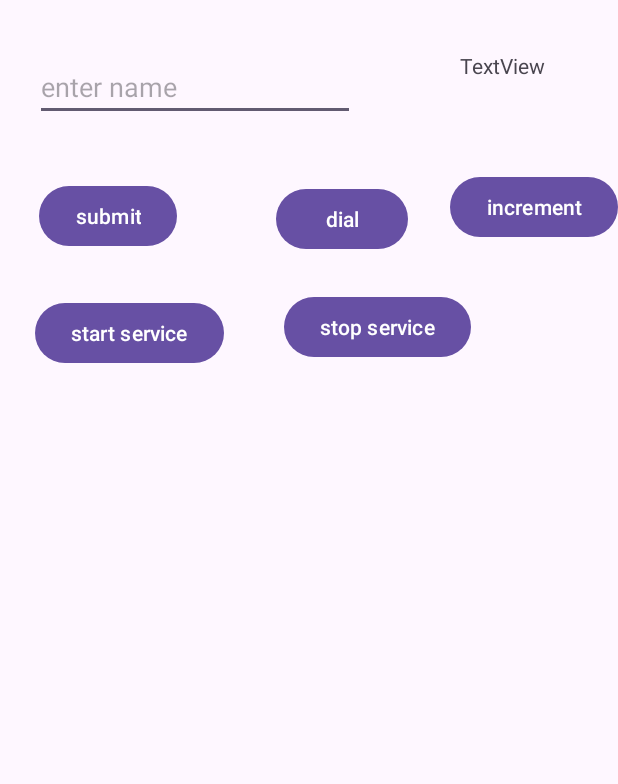
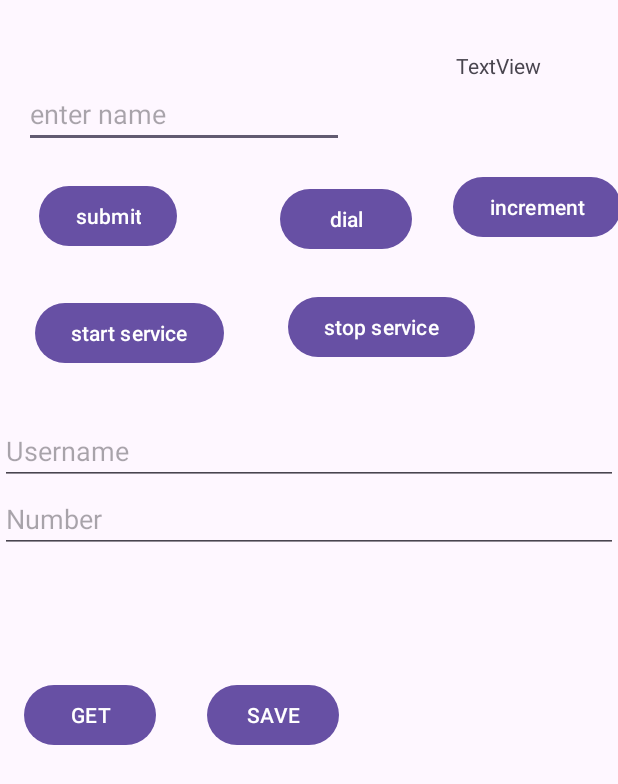
Before and after one commit to abdultanveer/boschyd, an Android app: the layout activity_main.xml on its own in the app's theme, with its tools: preview values and no code run, on a phone screen of 412 x 824 dp. Shown: the top 784 px of the screen. Run offline under Robolectric (Android 15) with nearby library versions, the phone set to English and light mode, and no system bars.

```diff
--- a/app/src/main/res/layout/activity_main.xml
+++ b/app/src/main/res/layout/activity_main.xml
@@ -11,8 +11,8 @@
         android:id="@+id/etName"
         android:layout_width="wrap_content"
         android:layout_height="wrap_content"
-        android:layout_marginStart="23dp"
-        android:layout_marginTop="35dp"
+        android:layout_marginStart="16dp"
+        android:layout_marginTop="53dp"
         android:ems="10"
         android:hint="enter name"
         android:inputType="text"
@@ -24,7 +24,7 @@
         android:layout_width="wrap_content"
         android:layout_height="wrap_content"
         android:layout_marginStart="26dp"
-        android:layout_marginTop="39dp"
+        android:layout_marginTop="21dp"
         android:onClick="handleClick"
         android:text="submit"
         app:layout_constraintStart_toStartOf="parent"
@@ -34,21 +34,21 @@
         android:id="@+id/tvResult"
         android:layout_width="wrap_content"
         android:layout_height="wrap_content"
-        android:layout_marginStart="70dp"
         android:layout_marginTop="34dp"
+        android:layout_marginEnd="51dp"
         android:text="TextView"
-        app:layout_constraintStart_toEndOf="@+id/etName"
+        app:layout_constraintEnd_toEndOf="parent"
         app:layout_constraintTop_toTopOf="parent" />
 
     <Button
         android:id="@+id/btnDial"
         android:layout_width="wrap_content"
         android:layout_height="wrap_content"
-        android:layout_marginStart="66dp"
-        android:layout_marginTop="41dp"
+        android:layout_marginTop="23dp"
+        android:layout_marginEnd="27dp"
         android:onClick="dialNo"
         android:text="dial"
-        app:layout_constraintStart_toEndOf="@+id/btnSubmit"
+        app:layout_constraintEnd_toStartOf="@+id/btnCount"
         app:layout_constraintTop_toBottomOf="@+id/etName" />
 
     <Button
@@ -81,5 +81,56 @@
         android:onClick="incrementCount"
         android:text="increment"
         app:layout_constraintBottom_toBottomOf="@+id/btnDial"
-        app:layout_constraintEnd_toEndOf="parent" />
+        app:layout_constraintEnd_toEndOf="parent"
+        app:layout_constraintStart_toStartOf="@+id/tvResult" />
+
+    <EditText
+        android:id="@+id/inUsername"
+        android:layout_width="0dp"
+        android:layout_height="wrap_content"
+        android:layout_marginTop="32dp"
+        android:hint="Username"
+        app:layout_constraintEnd_toEndOf="parent"
+        app:layout_constraintStart_toStartOf="parent"
+        app:layout_constraintTop_toBottomOf="@+id/btnStart" />
+
+    <EditText
+        android:id="@+id/inNumber"
+        android:layout_width="0dp"
+        android:layout_height="wrap_content"
+        android:layout_below="@+id/inUsername"
+        android:hint="Number"
+        android:inputType="number"
+        app:layout_constraintEnd_toEndOf="parent"
+        app:layout_constraintStart_toStartOf="parent"
+        app:layout_constraintTop_toBottomOf="@+id/inUsername" />
+
+    <Button
+        android:id="@+id/btnSave"
+        android:onClick="saveDetails"
+        android:layout_width="wrap_content"
+        android:layout_height="wrap_content"
+        android:layout_below="@+id/inNumber"
+        android:layout_marginStart="34dp"
+        android:layout_marginTop="84dp"
+        android:layout_toStartOf="@+id/btnGet"
+        android:layout_toLeftOf="@+id/btnGet"
+        android:text="SAVE"
+        app:layout_constraintStart_toEndOf="@+id/btnGet"
+        app:layout_constraintTop_toBottomOf="@+id/inNumber" />
+
+    <Button
+        android:id="@+id/btnGet"
+        android:onClick="getDetails"
+        android:layout_width="wrap_content"
+        android:layout_height="wrap_content"
+        android:layout_below="@+id/inNumber"
+        android:layout_alignEnd="@+id/inNumber"
+        android:layout_alignRight="@+id/inNumber"
+        android:layout_marginStart="16dp"
+        android:text="GET"
+        app:layout_constraintBaseline_toBaselineOf="@+id/btnSave"
+        app:layout_constraintStart_toStartOf="parent" />
+
+
 </androidx.constraintlayout.widget.ConstraintLayout>
--- a/gradle/libs.versions.toml
+++ b/gradle/libs.versions.toml
@@ -9,6 +9,9 @@ appcompat = "1.7.0"
 material = "1.12.0"
 activity = "1.8.1"
 constraintlayout = "2.2.1"
+daggerAndroid = "2.38.1"
+daggerCompiler = "2.38.1"
+daggerAndroidProcessor = "2.38.1"
 
 [libraries]
 androidx-core-ktx = { group = "androidx.core", name = "core-ktx", version.ref = "coreKtx" }
@@ -19,6 +22,9 @@ androidx-appcompat = { group = "androidx.appcompat", name = "appcompat", version
 material = { group = "com.google.android.material", name = "material", version.ref = "material" }
 androidx-activity = { group = "androidx.activity", name = "activity", version.ref = "activity" }
 androidx-constraintlayout = { group = "androidx.constraintlayout", name = "constraintlayout", version.ref = "constraintlayout" }
+dagger-android = { group = "com.google.dagger", name = "dagger-android", version.ref = "daggerAndroid" }
+dagger-compiler = { group = "com.google.dagger", name = "dagger-compiler", version.ref = "daggerCompiler" }
+dagger-android-processor = { group = "com.google.dagger", name = "dagger-android-processor", version.ref = "daggerAndroidProcessor" }
 
 [plugins]
 android-application = { id = "com.android.application", version.ref = "agp" }
```
Also changed, not shown: app/build.gradle.kts (+14 -0 lines), app/src/main/java/com/example/boschyd/MainActivity.kt (+32 -12 lines), app/src/main/java/com/example/boschyd/MyComponent.java (added, +11 -0 lines), app/src/main/java/com/example/boschyd/SharedPrefModule.java (added, +30 -0 lines), 2 other files.
